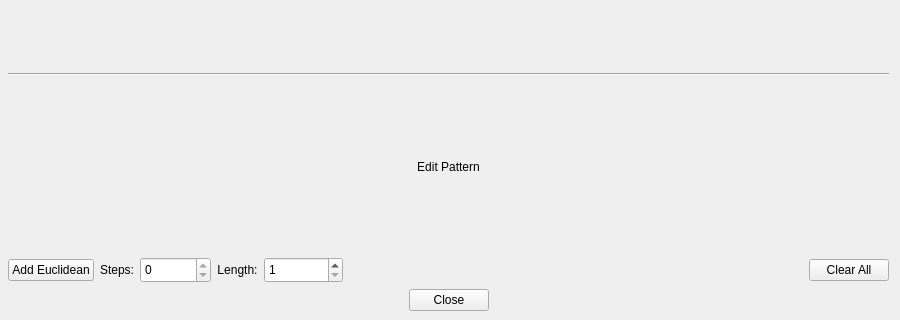
Before: the Qt Designer form gateseq_pattern_editor.ui in starlingcode/viaflash, drawn with Qt 5; both pictures show x 0 to 900 and y 380 to 700 of the 900 by 700 pixel window.
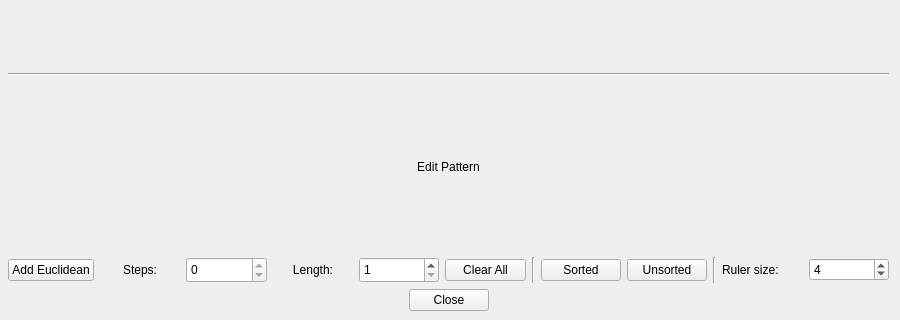
After: the same form once the commit is applied. Custom widgets are drawn as their Qt base class.

Commit message: Update gateseq for reordering and adjustable ruler

```diff
--- a/gateseq_pattern_editor.ui
+++ b/gateseq_pattern_editor.ui
@@ -531,19 +531,6 @@
         </item>
        </layout>
       </item>
-      <item>
-       <spacer name="horizontalSpacer">
-        <property name="orientation">
-         <enum>Qt::Horizontal</enum>
-        </property>
-        <property name="sizeHint" stdset="0">
-         <size>
-          <width>40</width>
-          <height>20</height>
-         </size>
-        </property>
-       </spacer>
-      </item>
       <item>
        <widget class="QPushButton" name="clearSequences">
         <property name="text">
@@ -551,6 +538,66 @@
         </property>
        </widget>
       </item>
+      <item>
+       <widget class="Line" name="line_3">
+        <property name="orientation">
+         <enum>Qt::Vertical</enum>
+        </property>
+       </widget>
+      </item>
+      <item>
+       <widget class="QPushButton" name="sorted">
+        <property name="text">
+         <string>Sorted</string>
+        </property>
+        <property name="checkable">
+         <bool>true</bool>
+        </property>
+        <attribute name="buttonGroup">
+         <string notr="true">buttonGroup_2</string>
+        </attribute>
+       </widget>
+      </item>
+      <item>
+       <widget class="QPushButton" name="unsorted">
+        <property name="text">
+         <string>Unsorted</string>
+        </property>
+        <property name="checkable">
+         <bool>true</bool>
+        </property>
+        <attribute name="buttonGroup">
+         <string notr="true">buttonGroup_2</string>
+        </attribute>
+       </widget>
+      </item>
+      <item>
+       <widget class="Line" name="line_4">
+        <property name="orientation">
+         <enum>Qt::Vertical</enum>
+        </property>
+       </widget>
+      </item>
+      <item>
+       <widget class="QLabel" name="label_3">
+        <property name="text">
+         <string>Ruler size:</string>
+        </property>
+       </widget>
+      </item>
+      <item>
+       <widget class="QSpinBox" name="rulerSize">
+        <property name="minimum">
+         <number>2</number>
+        </property>
+        <property name="maximum">
+         <number>16</number>
+        </property>
+        <property name="value">
+         <number>4</number>
+        </property>
+       </widget>
+      </item>
      </layout>
     </item>
     <item>
```
Left out of the diff: 1 changed line with no effect on the pictures. The commit also changes 4 other files.
